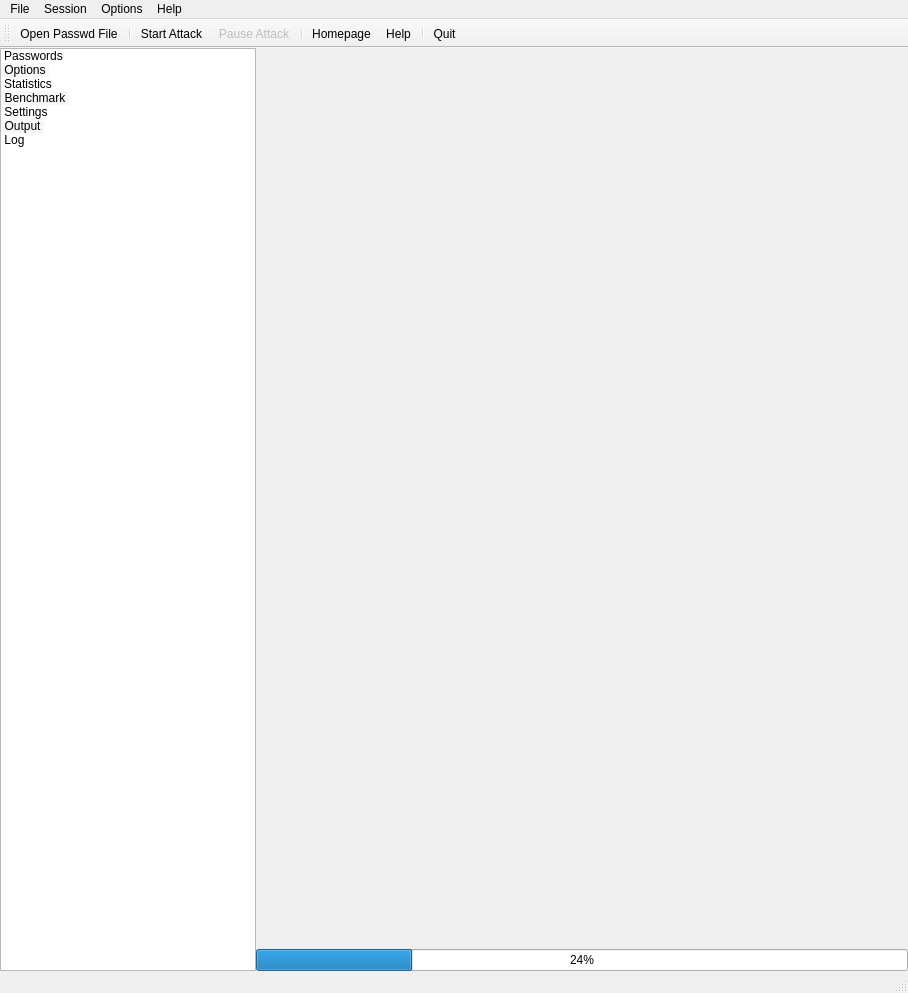
This is mainwindow.ui in openwall/johnny as Qt 5 draws it before an edit. The edited form follows.
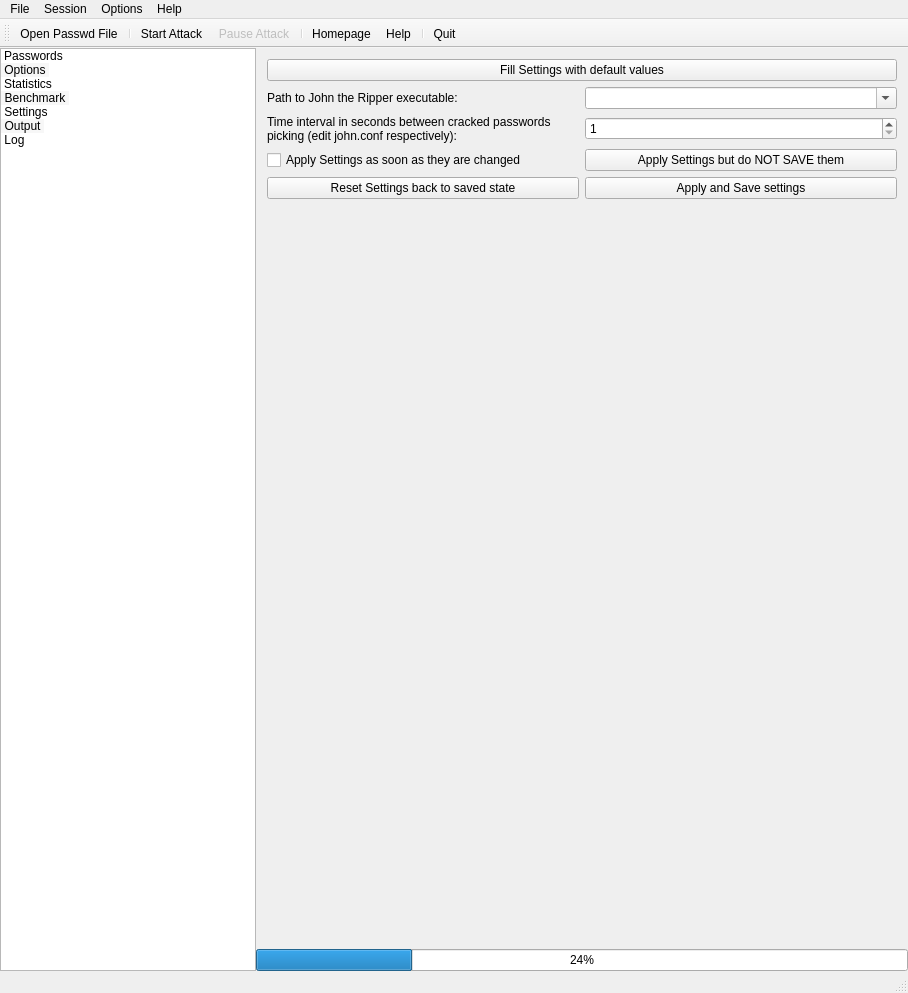
This is the edited form. The open tabs and pages were chosen to show the change. Icons and pictures are not drawn.

Commit message: widgets for settings are added into .ui file

```diff
--- a/mainwindow.ui
+++ b/mainwindow.ui
@@ -1253,7 +1253,105 @@
          </widget>
          <widget class="QWidget" name="statisticsPage"/>
          <widget class="QWidget" name="benchmarkPage"/>
-         <widget class="QWidget" name="settingsPage"/>
+         <widget class="QWidget" name="settingsPage">
+          <layout class="QVBoxLayout" name="verticalLayout_10">
+           <item>
+            <widget class="QPushButton" name="pushButton_FillSettingsWithDefaults">
+             <property name="text">
+              <string>Fill Settings with default values</string>
+             </property>
+            </widget>
+           </item>
+           <item>
+            <layout class="QHBoxLayout" name="horizontalLayout_11">
+             <item>
+              <widget class="QLabel" name="label">
+               <property name="text">
+                <string>Path to John the Ripper executable:</string>
+               </property>
+              </widget>
+             </item>
+             <item>
+              <widget class="QComboBox" name="comboBox_PathToJohn">
+               <property name="editable">
+                <bool>true</bool>
+               </property>
+              </widget>
+             </item>
+            </layout>
+           </item>
+           <item>
+            <layout class="QHBoxLayout" name="horizontalLayout_12">
+             <item>
+              <widget class="QLabel" name="label_9">
+               <property name="text">
+                <string>Time interval in seconds between cracked passwords picking (edit john.conf respectively):</string>
+               </property>
+               <property name="wordWrap">
+                <bool>true</bool>
+               </property>
+              </widget>
+             </item>
+             <item>
+              <widget class="QSpinBox" name="spinBox_TimeIntervalPickCracked">
+               <property name="minimum">
+                <number>1</number>
+               </property>
+              </widget>
+             </item>
+            </layout>
+           </item>
+           <item>
+            <layout class="QHBoxLayout" name="horizontalLayout_13">
+             <item>
+              <widget class="QCheckBox" name="checkBox_AutoApplySettings">
+               <property name="text">
+                <string>Apply Settings as soon as they are changed</string>
+               </property>
+              </widget>
+             </item>
+             <item>
+              <widget class="QPushButton" name="pushButton_ApplySettings">
+               <property name="text">
+                <string>Apply Settings but do NOT SAVE them</string>
+               </property>
+              </widget>
+             </item>
+            </layout>
+           </item>
+           <item>
+            <layout class="QHBoxLayout" name="horizontalLayout_15">
+             <item>
+              <widget class="QPushButton" name="pushButton_ResetSettings">
+               <property name="text">
+                <string>Reset Settings back to saved state</string>
+               </property>
+              </widget>
+             </item>
+             <item>
+              <widget class="QPushButton" name="pushButton_ApplySaveSettings">
+               <property name="text">
+                <string>Apply and Save settings</string>
+               </property>
+              </widget>
+             </item>
+            </layout>
+           </item>
+           <item>
+            <spacer name="verticalSpacer_2">
+             <property name="orientation">
+              <enum>Qt::Vertical</enum>
+             </property>
+             <property name="sizeHint" stdset="0">
+              <size>
+               <width>20</width>
+               <height>40</height>
+              </size>
+             </property>
+            </spacer>
+           </item>
+          </layout>
+         </widget>
          <widget class="QWidget" name="outputPage">
           <layout class="QVBoxLayout" name="verticalLayout_9">
            <item>
```
Left out of the diff: 3 changed lines with no effect on the pictures.
